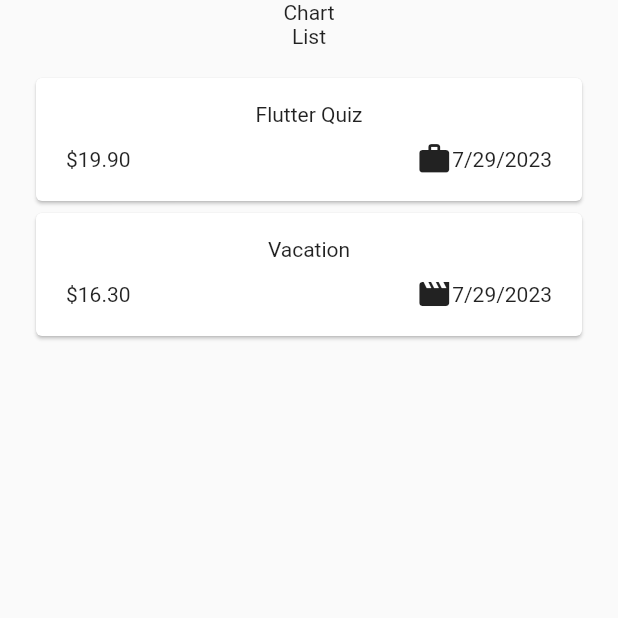
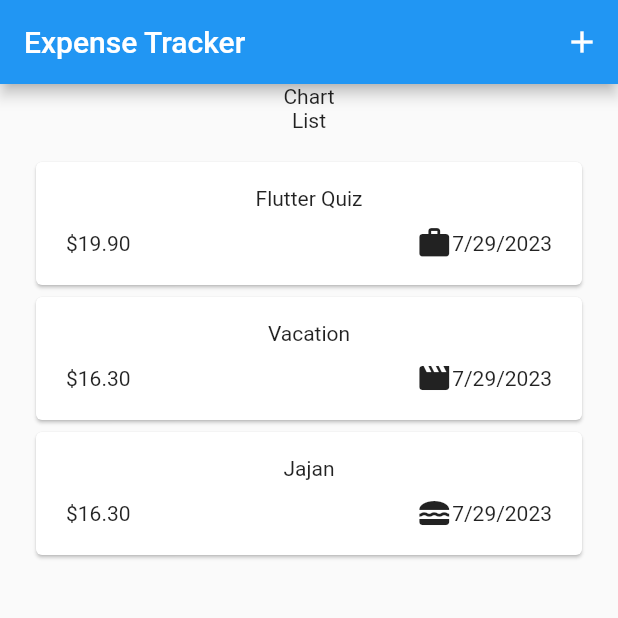
Before and after one commit to bigbagas/expense_tracker, a Flutter app: the screen it shows after launch, on a phone screen of 412 x 824 dp, the top half of it. Run offline on Flutter 3.47's test engine with Material 2 defaults, Android fonts, the phone set to English and light mode, and no system bars.

Commit message:
setting appbar with title and add button

```diff
--- a/lib/widgets/expenses.dart
+++ b/lib/widgets/expenses.dart
@@ -23,10 +23,25 @@ class _ExpensesState extends State<Expenses> {
       date: DateTime.now(),
       category: Category.leisure,
     ),
+    Expense(
+      title: 'Jajan',
+      amount: 16.3,
+      date: DateTime.now(),
+      category: Category.food,
+    ),
   ];
   @override
   Widget build(BuildContext context) {
     return Scaffold(
+      appBar: AppBar(
+        title: const Text('Expense Tracker'),
+        actions: [
+          IconButton(
+            onPressed: () {},
+            icon: const Icon(Icons.add),
+          ),
+        ],
+      ),
       body: Column(
         children: [
           const Text('Chart'),
```
